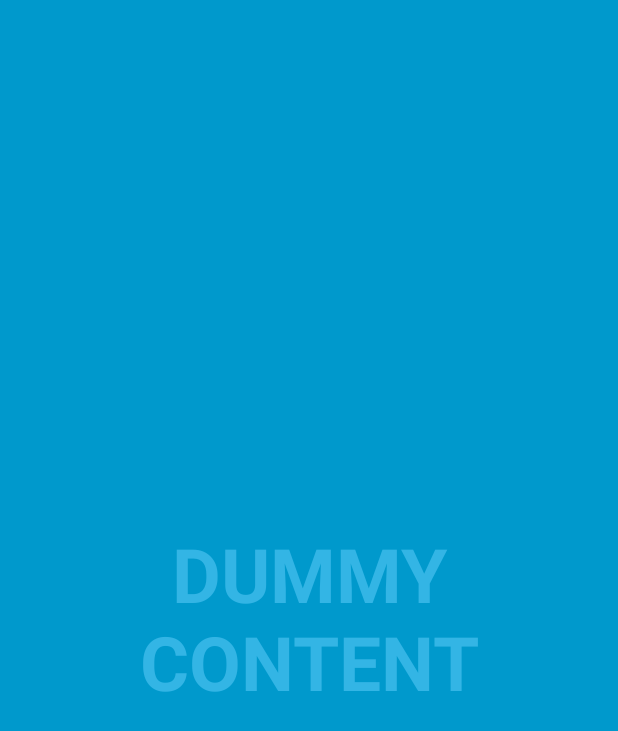
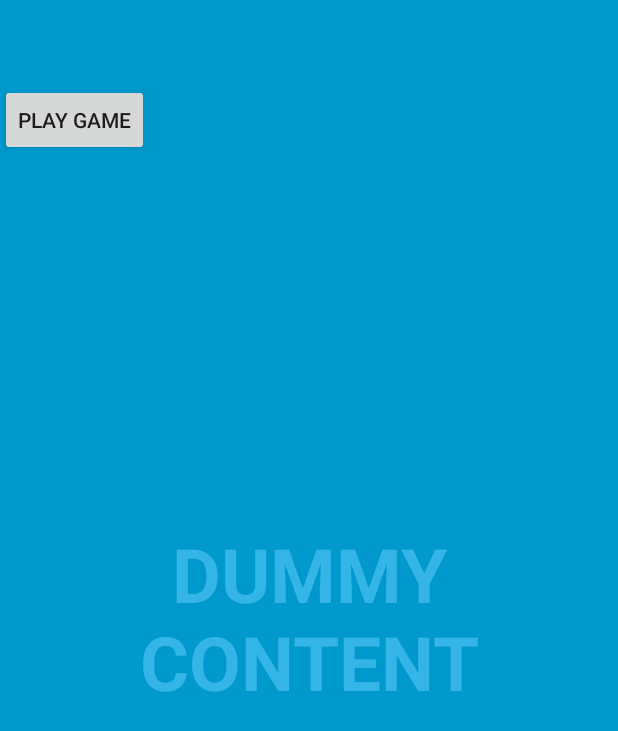
Before and after one commit to irisxzhou/shellaudio, an Android app: the screen it shows after launch (FullscreenActivity), on a phone screen of 412 x 824 dp. Shown: the top 731 px of the screen. Run offline under Robolectric (Android 15) with nearby library versions, the phone set to English and light mode, and no system bars.

Commit message:
added a button to the main screen

```diff
--- a/app/src/main/res/layout/activity_fullscreen.xml
+++ b/app/src/main/res/layout/activity_fullscreen.xml
@@ -45,6 +45,12 @@
                 android:text="@string/dummy_button" />
 
         </LinearLayout>
+
+        <Button
+            android:id="@+id/button"
+            android:layout_width="wrap_content"
+            android:layout_height="wrap_content"
+            android:text="play game" />
     </FrameLayout>
 
 </FrameLayout>
```
